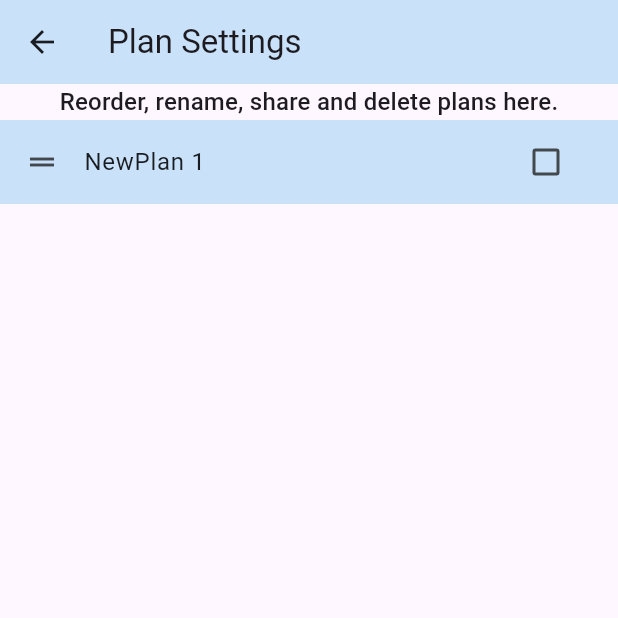
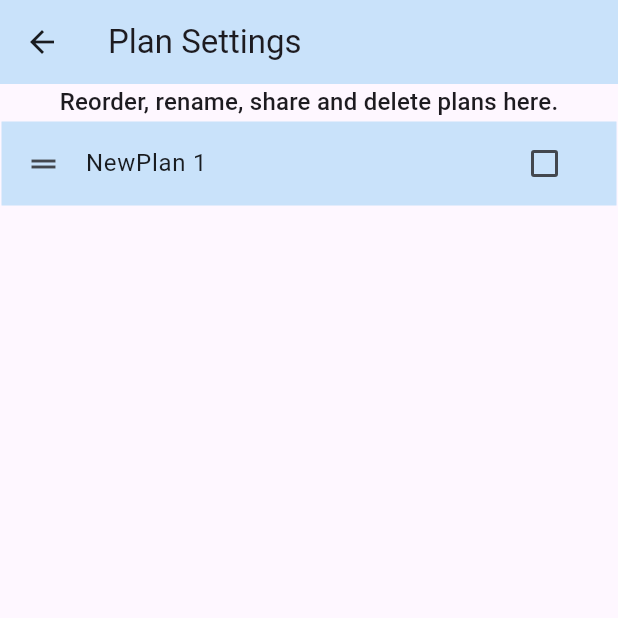
Before and after one commit to Rollemann/WorkoutTemplateApp, a Flutter app: the PlanSettingsScreen screen opened directly with empty values, after a tap on the "add" icon, on a phone screen of 412 x 824 dp, the top half of it. Run offline on Flutter 3.47's test engine with Material 3 defaults, Android fonts, the phone set to English and light mode, and no system bars; our stand-ins replace flutter_riverpod, shared_preferences; accounts and stored records are empty.

Commit message:
spacing plan rows

```diff
--- a/workouttemplateapp/lib/screens/plan_settings_widgets/plan_settings_content.dart
+++ b/workouttemplateapp/lib/screens/plan_settings_widgets/plan_settings_content.dart
@@ -1,5 +1,3 @@
-import 'dart:developer';
-
 import 'package:flutter/material.dart';
 import 'package:flutter_riverpod/flutter_riverpod.dart';
 import 'package:workouttemplateapp/all_dialogs.dart';
@@ -152,7 +150,6 @@ class _PlanSettingsListState extends ConsumerState<PlanSettingsContent> {
     setState(() {
       checkedPlans[index] = checked ?? !checkedPlans[index];
     });
-    log(checkedPlans.toString());
   }
 
   void addPlan(WidgetRef ref, List<PlanItemData> plans, BuildContext context) {
--- a/workouttemplateapp/lib/screens/plan_settings_widgets/plan_settings_row.dart
+++ b/workouttemplateapp/lib/screens/plan_settings_widgets/plan_settings_row.dart
@@ -16,6 +16,8 @@ class PlanSettingsRow extends StatelessWidget {
   Widget build(BuildContext context) {
     return GestureDetector(
       onTap: () => onCheck(!checked),
+      child: Padding(
+        padding: const EdgeInsets.all(1.0),
         child: ListTile(
           leading: const Icon(Icons.drag_handle),
           title: Text(title),
@@ -23,7 +25,7 @@ class PlanSettingsRow extends StatelessWidget {
           tileColor: checked
               ? Colors.amber
               : Theme.of(context).colorScheme.primaryContainer,
-        //todo: tileColor on checked
+        ),
       ),
     );
   }
```
Lines whose indentation alone changed are shown as unchanged.
